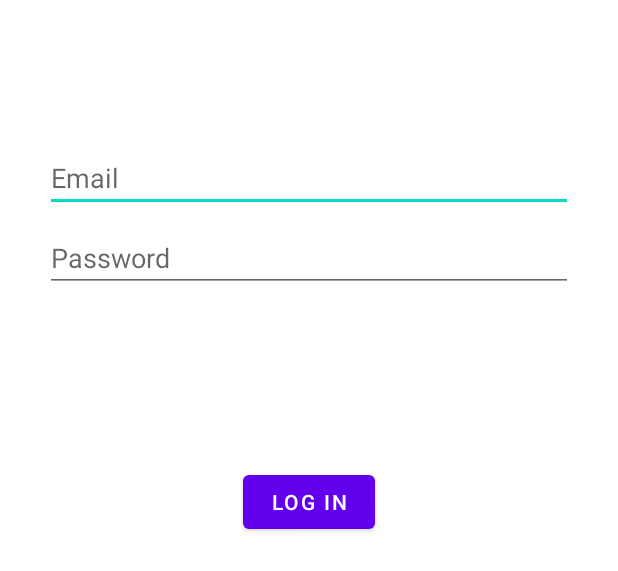
After one commit to mohamed1408/kitchendisplay, an Android app: the layout activity_login.xml on its own in the app's theme, with its tools: preview values and no code run, on a phone screen of 412 x 824 dp. The commit adds this screen. Shown: the top 571 px of the screen. Run offline under Robolectric (Android 15) with nearby library versions, the phone set to English and light mode, and no system bars.

Commit message:
LoginActivity

```diff
--- a/app/build.gradle
+++ b/app/build.gradle
@@ -25,6 +25,9 @@ android {
         sourceCompatibility JavaVersion.VERSION_1_8
         targetCompatibility JavaVersion.VERSION_1_8
     }
+    buildFeatures {
+        viewBinding true
+    }
 }
 
 dependencies {
@@ -32,6 +35,9 @@ dependencies {
     implementation 'androidx.appcompat:appcompat:1.6.0'
     implementation 'com.google.android.material:material:1.8.0'
     implementation 'androidx.constraintlayout:constraintlayout:2.1.4'
+    implementation 'androidx.annotation:annotation:1.3.0'
+    implementation 'androidx.lifecycle:lifecycle-livedata-ktx:2.4.1'
+    implementation 'androidx.lifecycle:lifecycle-viewmodel-ktx:2.4.1'
     testImplementation 'junit:junit:4.13.2'
     androidTestImplementation 'androidx.test.ext:junit:1.1.5'
     androidTestImplementation 'androidx.test.espresso:espresso-core:3.5.1'
--- a/app/src/main/AndroidManifest.xml
+++ b/app/src/main/AndroidManifest.xml
@@ -3,7 +3,7 @@
     xmlns:tools="http://schemas.android.com/tools"
     package="com.bizone.kitchendisplay">
 
-    <uses-permission android:name="android.permission.INTERNET"></uses-permission>
+    <uses-permission android:name="android.permission.INTERNET" />
 
     <application
         android:allowBackup="true"
@@ -16,6 +16,10 @@
         android:theme="@style/Theme.Kitchendisplay"
         tools:targetApi="31">
         <activity
+            android:name=".LoginActivity"
+            android:exported="false"
+            android:label="Login"/>
+        <activity
             android:name=".MainActivity"
             android:exported="true">
             <intent-filter>
--- /dev/null
+++ b/app/src/main/res/layout/activity_login.xml
@@ -0,0 +1,71 @@
+<?xml version="1.0" encoding="utf-8"?>
+<androidx.constraintlayout.widget.ConstraintLayout xmlns:android="http://schemas.android.com/apk/res/android"
+    xmlns:app="http://schemas.android.com/apk/res-auto"
+    xmlns:tools="http://schemas.android.com/tools"
+    android:layout_width="match_parent"
+    android:layout_height="match_parent"
+    tools:context=".LoginActivity">
+
+    <EditText
+        android:id="@+id/username"
+        android:layout_width="0dp"
+        android:layout_height="wrap_content"
+        android:layout_marginTop="96dp"
+        android:layout_marginLeft="30dp"
+        android:layout_marginRight="30dp"
+        android:autofillHints="@string/prompt_email"
+        android:hint="@string/prompt_email"
+        android:inputType="textEmailAddress"
+        android:selectAllOnFocus="true"
+        app:layout_constraintEnd_toEndOf="parent"
+        app:layout_constraintStart_toStartOf="parent"
+        app:layout_constraintTop_toTopOf="parent" />
+
+    <EditText
+        android:id="@+id/password"
+        android:layout_width="0dp"
+        android:layout_height="wrap_content"
+        android:layout_marginTop="8dp"
+        android:layout_marginLeft="30dp"
+        android:layout_marginRight="30dp"
+        android:autofillHints="@string/prompt_password"
+        android:hint="@string/prompt_password"
+        android:imeActionLabel="@string/action_sign_in_short"
+        android:imeOptions="actionDone"
+        android:inputType="textPassword"
+        android:selectAllOnFocus="true"
+        app:layout_constraintEnd_toEndOf="parent"
+        app:layout_constraintStart_toStartOf="parent"
+        app:layout_constraintTop_toBottomOf="@+id/username" />
+
+    <Button
+        android:id="@+id/login_btn"
+        android:layout_width="wrap_content"
+        android:layout_height="wrap_content"
+        android:layout_gravity="start"
+        android:layout_marginTop="16dp"
+        android:layout_marginBottom="64dp"
+        android:enabled="true"
+        android:text="Log In"
+        android:onClick="Login"
+        app:layout_constraintBottom_toBottomOf="parent"
+        app:layout_constraintEnd_toEndOf="parent"
+        app:layout_constraintStart_toStartOf="parent"
+        app:layout_constraintTop_toBottomOf="@+id/password"
+        app:layout_constraintVertical_bias="0.2" />
+
+    <ProgressBar
+        android:id="@+id/loading"
+        android:layout_width="wrap_content"
+        android:layout_height="wrap_content"
+        android:layout_gravity="center"
+        android:layout_marginTop="64dp"
+        android:layout_marginBottom="64dp"
+        android:visibility="gone"
+        app:layout_constraintBottom_toBottomOf="parent"
+        app:layout_constraintEnd_toEndOf="@+id/password"
+        app:layout_constraintStart_toStartOf="@+id/password"
+        app:layout_constraintTop_toTopOf="parent"
+        app:layout_constraintVertical_bias="0.3" />
+
+</androidx.constraintlayout.widget.ConstraintLayout>
--- /dev/null
+++ b/app/src/main/res/values-land/dimens.xml
@@ -0,0 +1,3 @@
+<resources>
+    <dimen name="activity_horizontal_margin">48dp</dimen>
+</resources>
--- /dev/null
+++ b/app/src/main/res/values-w1240dp/dimens.xml
@@ -0,0 +1,3 @@
+<resources>
+    <dimen name="activity_horizontal_margin">200dp</dimen>
+</resources>
--- /dev/null
+++ b/app/src/main/res/values-w600dp/dimens.xml
@@ -0,0 +1,3 @@
+<resources>
+    <dimen name="activity_horizontal_margin">48dp</dimen>
+</resources>
--- /dev/null
+++ b/app/src/main/res/values/dimens.xml
@@ -0,0 +1,5 @@
+<resources>
+    <!-- Default screen margins, per the Android Design guidelines. -->
+    <dimen name="activity_horizontal_margin">16dp</dimen>
+    <dimen name="activity_vertical_margin">16dp</dimen>
+</resources>
--- a/app/src/main/res/values/strings.xml
+++ b/app/src/main/res/values/strings.xml
@@ -1,3 +1,12 @@
 <resources>
     <string name="app_name">kitchendisplay</string>
+    <string name="title_activity_login">LoginActivity</string>
+    <string name="prompt_email">Email</string>
+    <string name="prompt_password">Password</string>
+    <string name="action_sign_in">Sign in or register</string>
+    <string name="action_sign_in_short">Sign in</string>
+    <string name="welcome">"Welcome !"</string>
+    <string name="invalid_username">Not a valid username</string>
+    <string name="invalid_password">Password must be >5 characters</string>
+    <string name="login_failed">"Login failed"</string>
 </resources>
```
Also changed, not shown: app/src/main/java/com/bizone/kitchendisplay/KOTsViewAdapter.java (+33 -38 lines), app/src/main/java/com/bizone/kitchendisplay/LoginActivity.java (added, +82 -0 lines), app/src/main/java/com/bizone/kitchendisplay/MainActivity.java (+38 -9 lines), app/src/main/java/com/bizone/kitchendisplay/Store.java (added, +16 -0 lines).
